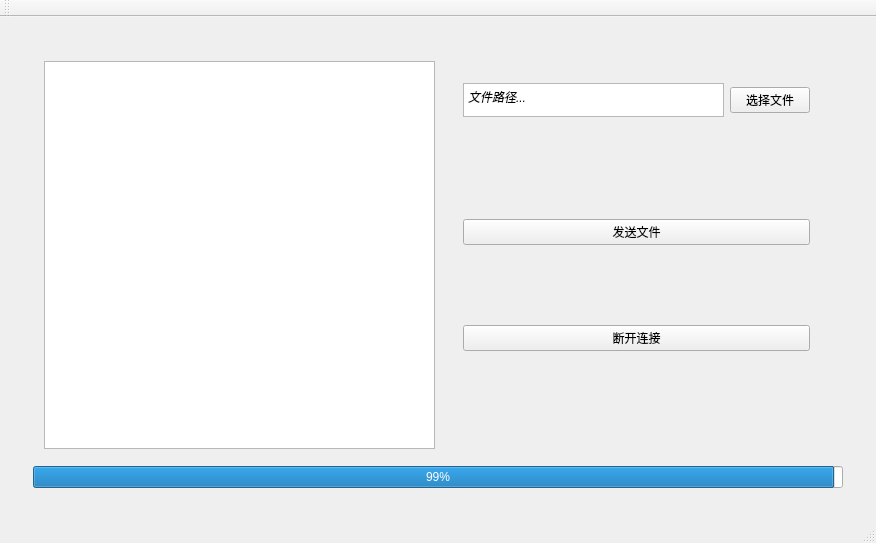
This is HotaruFileTransfer.ui in Azure-Sora/HotaruFileTransfer as Qt 5 draws it before an edit. The edited form follows.
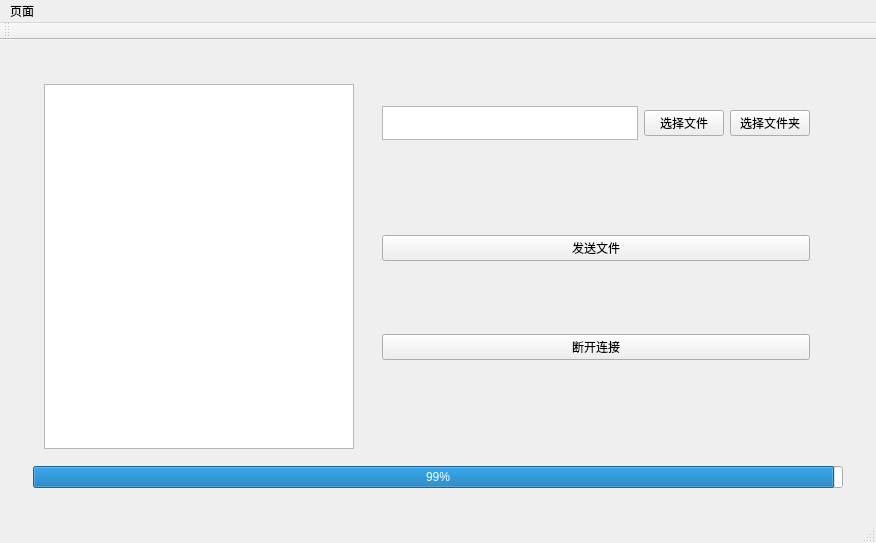
This is the edited form. The open tabs and pages were chosen to show the change.

Commit message: 基本实现文件发送

```diff
--- a/HotaruFileTransfer.ui
+++ b/HotaruFileTransfer.ui
@@ -117,7 +117,13 @@
                    </property>
                    <layout class="QHBoxLayout" name="horizontalLayout_4">
                     <item>
-                     <widget class="QTextEdit" name="filePath">
+                     <widget class="QTextEdit" name="filePathEdit">
+                      <property name="horizontalScrollBarPolicy">
+                       <enum>Qt::ScrollBarAlwaysOff</enum>
+                      </property>
+                      <property name="lineWrapMode">
+                       <enum>QTextEdit::NoWrap</enum>
+                      </property>
                       <property name="html">
                        <string>&lt;!DOCTYPE HTML PUBLIC &quot;-//W3C//DTD HTML 4.0//EN&quot; &quot;http://www.w3.org/TR/REC-html40/strict.dtd&quot;&gt;
 &lt;html&gt;&lt;head&gt;&lt;meta name=&quot;qrichtext&quot; content=&quot;1&quot; /&gt;&lt;meta charset=&quot;utf-8&quot; /&gt;&lt;style type=&quot;text/css&quot;&gt;
@@ -126,7 +132,7 @@
 li.unchecked::marker { content: &quot;\2610&quot;; }
 li.checked::marker { content: &quot;\2612&quot;; }
 &lt;/style&gt;&lt;/head&gt;&lt;body style=&quot; font-family:'Microsoft YaHei UI'; font-size:9pt; font-weight:400; font-style:normal;&quot;&gt;
-&lt;p style=&quot; margin-top:0px; margin-bottom:0px; margin-left:0px; margin-right:0px; -qt-block-indent:0; text-indent:0px;&quot;&gt;&lt;span style=&quot; font-style:italic;&quot;&gt;文件路径...&lt;/span&gt;&lt;/p&gt;&lt;/body&gt;&lt;/html&gt;</string>
+&lt;p style=&quot;-qt-paragraph-type:empty; margin-top:0px; margin-bottom:0px; margin-left:0px; margin-right:0px; -qt-block-indent:0; text-indent:0px;&quot;&gt;&lt;br /&gt;&lt;/p&gt;&lt;/body&gt;&lt;/html&gt;</string>
                       </property>
                       <property name="overwriteMode">
                        <bool>true</bool>
@@ -140,6 +146,13 @@
                       </property>
                      </widget>
                     </item>
+                    <item>
+                     <widget class="QPushButton" name="btn_serverChooseDir">
+                      <property name="text">
+                       <string>选择文件夹</string>
+                      </property>
+                     </widget>
+                    </item>
                    </layout>
                   </widget>
                  </item>
@@ -231,9 +244,18 @@
      <x>0</x>
      <y>0</y>
      <width>876</width>
-     <height>24</height>
+     <height>25</height>
     </rect>
    </property>
+   <widget class="QMenu" name="menu">
+    <property name="title">
+     <string>页面</string>
+    </property>
+    <addaction name="page_main"/>
+    <addaction name="page_server"/>
+    <addaction name="page_client"/>
+   </widget>
+   <addaction name="menu"/>
   </widget>
   <widget class="QToolBar" name="mainToolBar">
    <attribute name="toolBarArea">
```
Left out of the diff: 24 changed lines with no effect on the pictures. The commit also changes 2 other files.
